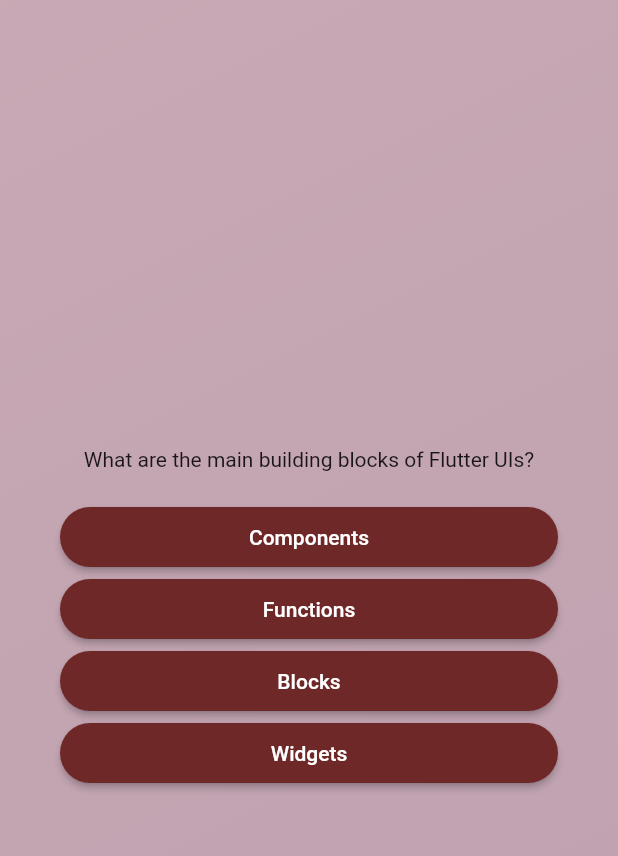
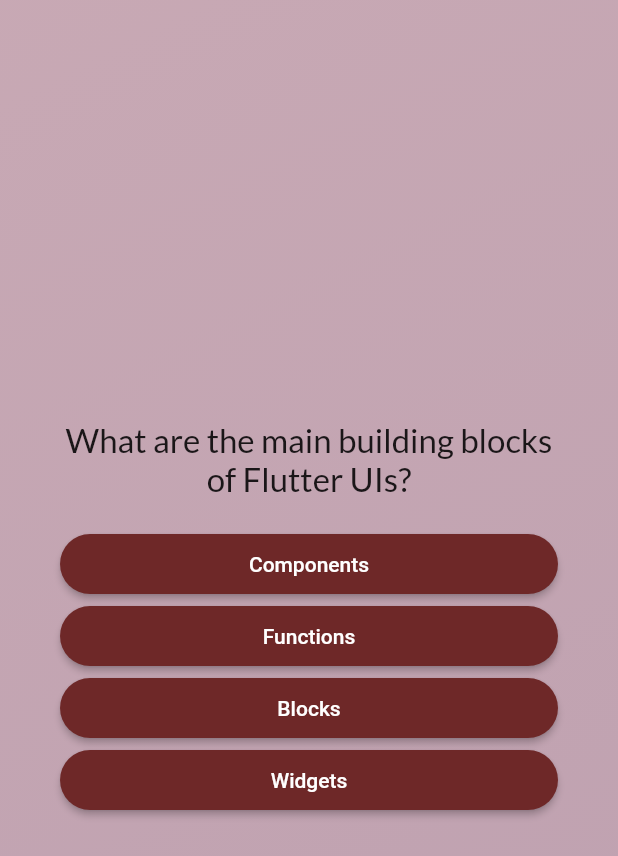
Before and after one commit to rinku-kr/Quiz_App, a Flutter app: the screen it shows after launch, after a tap on "Hit Me", on a phone screen of 412 x 824 dp. Shown: the top 856 px of the screen. Run offline on Flutter 3.47's test engine with Material 2 defaults, Android fonts, the phone set to English and light mode, and no system bars; our stand-ins replace google_fonts.

Commit message:
Using Third-Party Packages & Adding Google Fonts

```diff
--- a/lib/questions_screen.dart
+++ b/lib/questions_screen.dart
@@ -1,4 +1,5 @@
 import 'package:flutter/material.dart';
+import 'package:google_fonts/google_fonts.dart';
 import 'package:quiz_app/answer_button.dart';
 import 'package:quiz_app/data/questions.dart';
 
@@ -33,6 +34,7 @@ class _QuestionsScreen extends State<QuestionsScreen> {
               Text(
                 currentQuestion.text,
                 textAlign: TextAlign.center,
+                style: GoogleFonts.lato(fontSize: 22),
               ),
               const SizedBox(
                 height: 20,
--- a/lib/start_screen.dart
+++ b/lib/start_screen.dart
@@ -1,4 +1,5 @@
 import 'package:flutter/material.dart';
+import 'package:google_fonts/google_fonts.dart';
 
 class StartScreen extends StatelessWidget {
   const StartScreen(this.startQuiz, {super.key});
@@ -18,9 +19,10 @@ class StartScreen extends StatelessWidget {
           const SizedBox(
             height: 80,
           ),
-          const Text(
+          Text(
             'EASY WAY TO LEARN FLUTTER!',
-            style: TextStyle(color: Colors.white, fontSize: 22),
+            style: GoogleFonts.lato(
+                color: Colors.white, fontSize: 22, fontWeight: FontWeight.bold),
           ),
           const SizedBox(
             height: 20,
```
